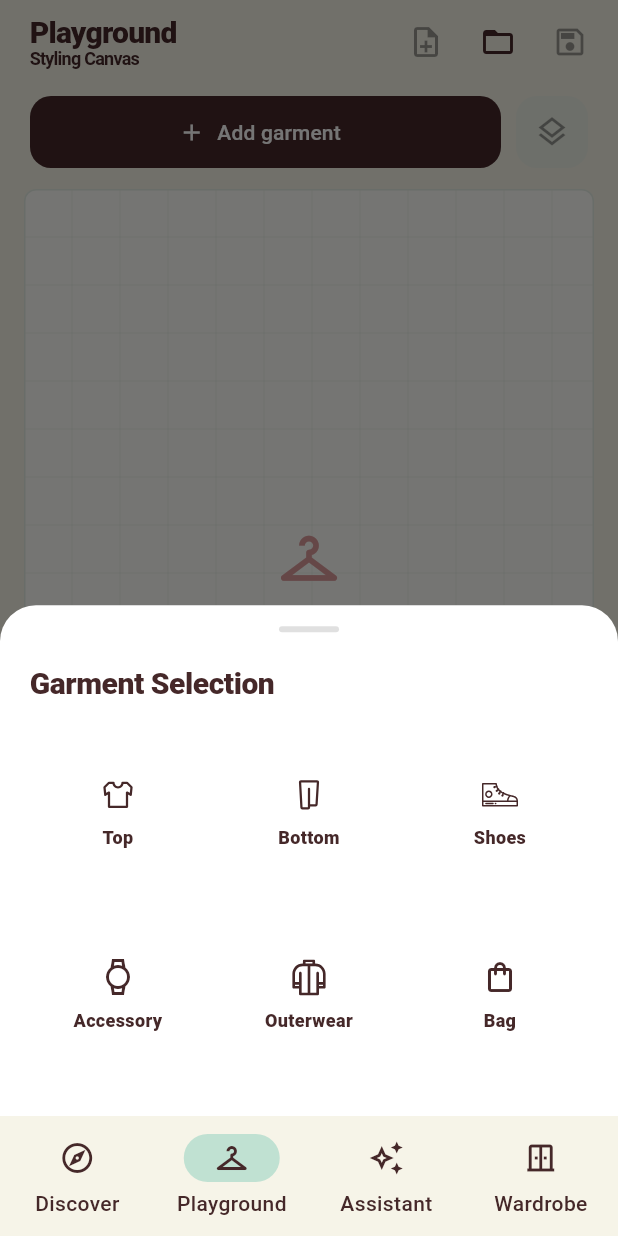
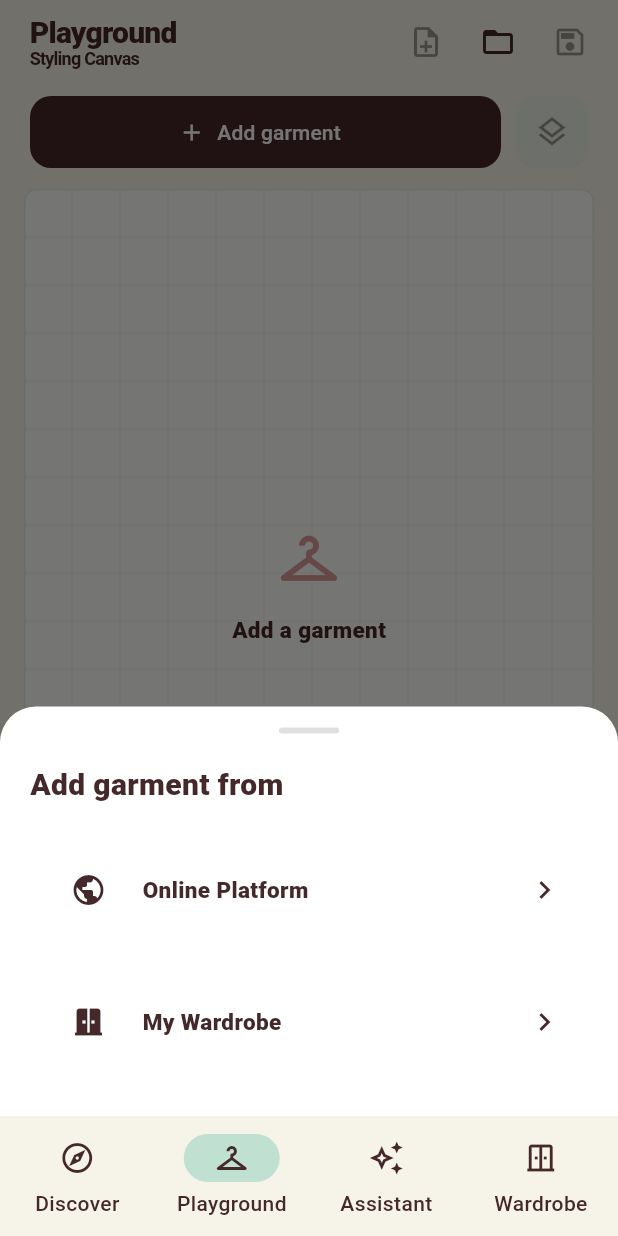
Before and after one commit to caisergan/outfitter, a Flutter app: the PlaygroundScreen screen opened by its route, after a tap on "Add garment", on a phone screen of 412 x 824 dp. Run offline on Flutter 3.47's test engine with Material 3 defaults, Android fonts, the phone set to English and light mode, and no system bars; our stand-ins replace cached_network_image, dio, flutter_dotenv, flutter_riverpod, flutter_secure_storage, freezed_annotation and 4 more; accounts and stored records are empty; generated files the repository leaves out were written again; network calls fail.

Commit message:
feat(playground): add mobile filter tabs and connect to backend category mapping
- added source selector (Online Platform / My Wardrobe) in Add Garment flow
- integrated existing Garment Selection for Online Platform
- added category tabs (Top, Bottom, Dress, Outerwear, Shoes, Accessories, Swimwear, Underwear)
- connected category tabs to backend filters with proper mappings
- implemented wardrobe item picker (My Wardrobe)

```diff
--- a/mobile/lib/features/playground/ui/playground_screen.dart
+++ b/mobile/lib/features/playground/ui/playground_screen.dart
@@ -3,13 +3,12 @@ import 'dart:math' as math;
 import 'package:flutter/material.dart';
 import 'package:flutter_riverpod/flutter_riverpod.dart';
 
-import '../../../core/models/slot_type.dart';
 import '../../../core/theme/app_colors.dart';
 import '../../../core/widgets/shared_widgets.dart';
 import '../models/styling_canvas_models.dart';
 import '../providers/styling_canvas_provider.dart';
 import 'widgets/item_browser_sheet.dart';
-import 'package:flutter_svg/flutter_svg.dart';
+import 'widgets/wardrobe_browser_sheet.dart';
 
 class PlaygroundScreen extends ConsumerStatefulWidget {
   final Map<String, String>? prefilledSlots;
@@ -20,33 +19,50 @@ class PlaygroundScreen extends ConsumerStatefulWidget {
 }
 
 class _PlaygroundScreenState extends ConsumerState<PlaygroundScreen> {
-  void _openCategoryPicker() {
-    showModalBottomSheet(
+  Future<void> _openGarmentSourcePicker() async {
+    final source = await showModalBottomSheet<_GarmentSource>(
       context: context,
       useSafeArea: true,
       backgroundColor: Colors.transparent,
-      builder: (sheetContext) {
-        return _CategoryPickerSheet(
-          onSelected: (type) {
-            Navigator.pop(sheetContext);
-            _openItemBrowser(type);
-          },
+      builder: (_) => const _GarmentSourceSheet(),
     );
-      },
-    );
+
+    if (!mounted || source == null) return;
+
+    switch (source) {
+      case _GarmentSource.onlinePlatform:
+        _openOnlinePlatformBrowser();
+        break;
+      case _GarmentSource.myWardrobe:
+        _openWardrobeBrowser();
+        break;
+    }
   }
 
-  void _openItemBrowser(SlotType type) {
+  void _openOnlinePlatformBrowser() {
     showModalBottomSheet(
       context: context,
       isScrollControlled: true,
       useSafeArea: true,
       backgroundColor: Colors.transparent,
       builder: (_) => ItemBrowserSheet(
-        type: type,
         updateSlotOnSelect: false,
         onItemSelected: (item) {
           ref.read(stylingCanvasProvider.notifier).addGarment(item);
+        },
+      ),
+    );
+  }
+
+  void _openWardrobeBrowser() {
+    showModalBottomSheet(
+      context: context,
+      isScrollControlled: true,
+      useSafeArea: true,
+      backgroundColor: Colors.transparent,
+      builder: (_) => WardrobeBrowserSheet(
+        onItemSelected: (item) {
+          ref.read(stylingCanvasProvider.notifier).addWardrobeGarment(item);
         },
       ),
     );
@@ -173,7 +189,7 @@ class _PlaygroundScreenState extends ConsumerState<PlaygroundScreen> {
                       ),
                       icon: const Icon(Icons.add),
                       label: const Text('Add garment'),
-                      onPressed: _openCategoryPicker,
+                      onPressed: _openGarmentSourcePicker,
                     ),
                   ),
                   const SizedBox(width: 10),
@@ -480,10 +496,10 @@ class _SelectionInspector extends ConsumerWidget {
   }
 }
 
-class _CategoryPickerSheet extends StatelessWidget {
-  final ValueChanged<SlotType> onSelected;
+enum _GarmentSource { onlinePlatform, myWardrobe }
 
-  const _CategoryPickerSheet({required this.onSelected});
+class _GarmentSourceSheet extends StatelessWidget {
+  const _GarmentSourceSheet();
 
   @override
   Widget build(BuildContext context) {
@@ -509,59 +525,80 @@ class _CategoryPickerSheet extends StatelessWidget {
           ),
           const SizedBox(height: 20),
           const Text(
-            'Garment Selection',
+            'Add garment from',
             style: TextStyle(
               color: AppColors.text,
               fontSize: 20,
               fontWeight: FontWeight.w900,
-              letterSpacing: -0.3,
             ),
           ),
           const SizedBox(height: 16),
-          GridView.builder(
-            shrinkWrap: true,
-            physics: const NeverScrollableScrollPhysics(),
-            itemCount: SlotType.values.length,
-            gridDelegate: const SliverGridDelegateWithFixedCrossAxisCount(
-              crossAxisCount: 3,
-              crossAxisSpacing: 10,
-              mainAxisSpacing: 10,
-              childAspectRatio: 1.05,
+          _GarmentSourceTile(
+            icon: Icons.public,
+            title: 'Online Platform',
+            onTap: () => Navigator.pop(context, _GarmentSource.onlinePlatform),
           ),
-            itemBuilder: (context, index) {
-              final type = SlotType.values[index];
+          const SizedBox(height: 10),
+          _GarmentSourceTile(
+            icon: Icons.door_sliding,
+            title: 'My Wardrobe',
+            onTap: () => Navigator.pop(context, _GarmentSource.myWardrobe),
+          ),
+        ],
+      ),
+    );
+  }
+}
+
+class _GarmentSourceTile extends StatelessWidget {
+  final IconData icon;
+  final String title;
+  final VoidCallback onTap;
+
+  const _GarmentSourceTile({
+    required this.icon,
+    required this.title,
+    required this.onTap,
+  });
+
+  @override
+  Widget build(BuildContext context) {
     return InkWell(
       borderRadius: BorderRadius.circular(8),
-                onTap: () => onSelected(type),
+      onTap: onTap,
       child: Ink(
+        padding: const EdgeInsets.all(16),
         decoration: BoxDecoration(
           color: AppColors.lightMint.withValues(alpha: 0.55),
           borderRadius: BorderRadius.circular(8),
           border: Border.all(color: AppColors.lightMint),
         ),
-                  child: Column(
-                    mainAxisAlignment: MainAxisAlignment.center,
+        child: Row(
           children: [
-
-                      _iconForType(type),
-
-                      const SizedBox(height: 8),
-                      Text(
-                        type.displayName,
-                        textAlign: TextAlign.center,
+            Container(
+              width: 44,
+              height: 44,
+              decoration: BoxDecoration(
+                color: Colors.white,
+                borderRadius: BorderRadius.circular(8),
+              ),
+              child: Icon(icon, color: AppColors.text),
+            ),
+            const SizedBox(width: 14),
+            Expanded(
+              child: Text(
+                title,
                 style: const TextStyle(
                   color: AppColors.text,
-                          fontSize: 12,
-                          fontWeight: FontWeight.w800,
+                  fontSize: 15,
+                  fontWeight: FontWeight.w900,
                 ),
               ),
+            ),
+            const SizedBox(width: 8),
+            const Icon(Icons.chevron_right, color: AppColors.text),
           ],
         ),
-                ),
-              );
-            },
-          ),
-        ],
       ),
     );
   }
@@ -902,66 +939,3 @@ class _CanvasGridPainter extends CustomPainter {
   @override
   bool shouldRepaint(covariant CustomPainter oldDelegate) => false;
 }
-
-Widget _iconForType(SlotType type) {
-  switch (type) {
-    case SlotType.top:
-      return SvgPicture.asset(
-        'assets/icons/top2.svg',
-        width: 24,
-        height: 24,
-        colorFilter: const ColorFilter.mode(
-          AppColors.text,
-          BlendMode.srcIn,
-        ),
-      );
-
-    case SlotType.bottom:
-      return SvgPicture.asset(
-        'assets/icons/bottom1.svg',
-        width: 24,
-        height: 24,
-        colorFilter: const ColorFilter.mode(
-          AppColors.text,
-          BlendMode.srcIn,
-        ),
-      );
-
-    case SlotType.shoes:
-      return SvgPicture.asset(
-        'assets/icons/shoes.svg',
-        width: 24,
-        height: 24,
-        colorFilter: const ColorFilter.mode(
-          AppColors.text,
-          BlendMode.srcIn,
-        ),
-      );
-
-    case SlotType.accessory:
-      return const Icon(
-        Icons.watch_outlined,
-        color: AppColors.text,
-        size: 24,
-      );
-
-    case SlotType.outerwear:
-      return SvgPicture.asset(
-        'assets/icons/jacket2.svg',
-        width: 24,
-        height: 24,
-        colorFilter: const ColorFilter.mode(
-          AppColors.text,
-          BlendMode.srcIn,
-        ),
-      );
-
-    case SlotType.bag:
-      return const Icon(
-        Icons.shopping_bag_outlined,
-        color: AppColors.text,
-        size: 24,
-      );
-  }
-
-}
```
Also changed, not shown: mobile/lib/features/playground/models/garment_category_filter.dart (added, +54 -0 lines), mobile/lib/features/playground/providers/styling_canvas_provider.dart (+24 -0 lines), mobile/lib/features/playground/ui/widgets/item_browser_sheet.dart (+82 -47 lines), mobile/lib/features/playground/ui/widgets/wardrobe_browser_sheet.dart (added, +190 -0 lines). Lines whose indentation alone changed are shown as unchanged.
